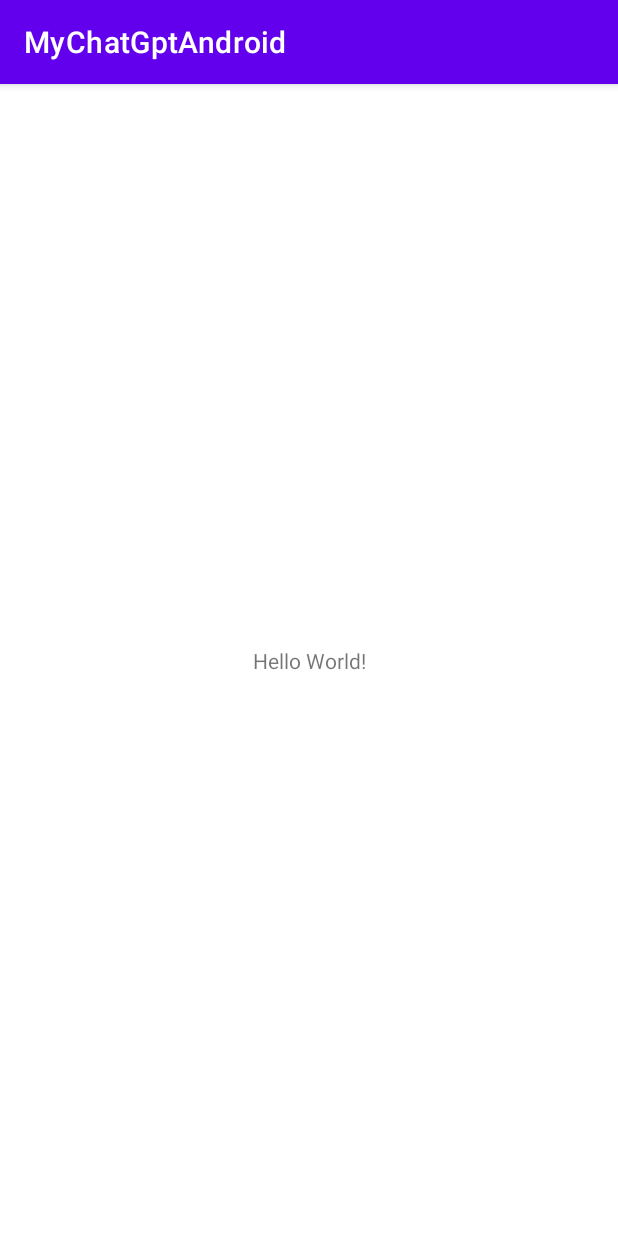
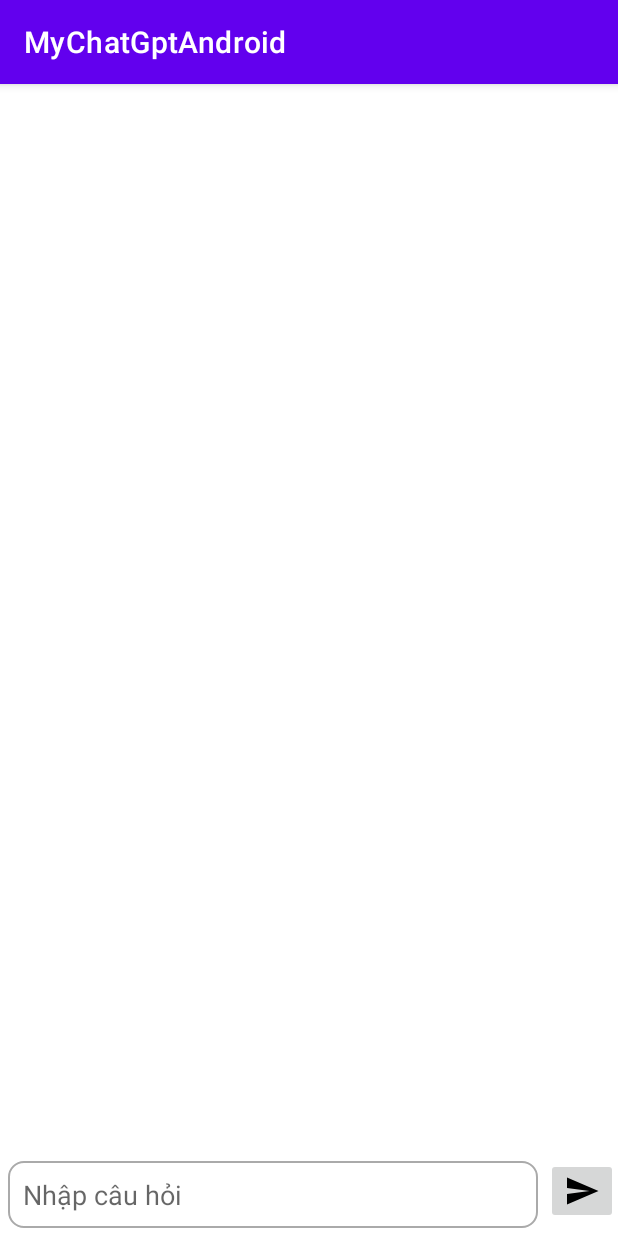
Before and after one commit to baold02/MyChatGPTAndroid, an Android app: the screen it shows after launch (MainActivity), on a phone screen of 412 x 824 dp. Run offline under Robolectric (Android 15) with nearby library versions, the phone set to English and light mode, and no system bars; our stand-ins replace RxJava; libraries missing offline, so code that uses them is left out: hu.akarnokd.rxjava3; 2 statements that could not run were skipped.

Commit message:
le duc bao commit

```diff
--- a/app/src/main/AndroidManifest.xml
+++ b/app/src/main/AndroidManifest.xml
@@ -1,12 +1,14 @@
 <?xml version="1.0" encoding="utf-8"?>
 <manifest xmlns:android="http://schemas.android.com/apk/res/android"
     xmlns:tools="http://schemas.android.com/tools">
+    <uses-permission android:name="android.permission.INTERNET"/>
 
     <application
         android:allowBackup="true"
         android:dataExtractionRules="@xml/data_extraction_rules"
         android:fullBackupContent="@xml/backup_rules"
         android:icon="@mipmap/ic_launcher"
+        android:usesCleartextTraffic="true"
         android:label="@string/app_name"
         android:supportsRtl="true"
         android:theme="@style/Theme.MyChatGptAndroid"
--- a/app/src/main/java/com/example/mychatgptandroid/MainActivity.java
+++ b/app/src/main/java/com/example/mychatgptandroid/MainActivity.java
@@ -1,14 +1,102 @@
 package com.example.mychatgptandroid;
 
 import androidx.appcompat.app.AppCompatActivity;
+import androidx.recyclerview.widget.LinearLayoutManager;
+import androidx.recyclerview.widget.RecyclerView;
 
 import android.os.Bundle;
+import android.view.View;
+import android.widget.EditText;
+import android.widget.ImageButton;
+import android.widget.Toast;
+
+import com.example.mychatgptandroid.adapter.MessageAdapter;
+import com.example.mychatgptandroid.model.MessParamPost;
+import com.example.mychatgptandroid.model.Message;
+import com.example.mychatgptandroid.retrofit.ApiGpt;
+import com.example.mychatgptandroid.retrofit.RetrofitClient;
+
+import java.util.ArrayList;
+import java.util.List;
+
+import io.reactivex.rxjava3.android.schedulers.AndroidSchedulers;
+import io.reactivex.rxjava3.disposables.CompositeDisposable;
+import io.reactivex.rxjava3.schedulers.Schedulers;
 
 public class MainActivity extends AppCompatActivity {
+    RecyclerView rcv_chat;
+    EditText edt_mess;
+    ImageButton img_send;
+    List<Message> messageList;
+    MessageAdapter messageAdapter;
+    CompositeDisposable compositeDisposable = new CompositeDisposable();
+    ApiGpt apiGpt;
 
     @Override
     protected void onCreate(Bundle savedInstanceState) {
         super.onCreate(savedInstanceState);
         setContentView(R.layout.activity_main);
+        apiGpt = RetrofitClient.getInstance().create(ApiGpt.class);
+        initView();
+        initControl();
+    }
+
+    public  void postData(String ques){
+        messageList.add(new Message("...",1));
+        MessParamPost  messParamPost = new MessParamPost();
+        messParamPost.setModel("text-moderation-005");
+        messParamPost.setMax_tokens(2048);
+        messParamPost.setPrompt(ques);
+        messParamPost.setTemperature(0);
+
+        compositeDisposable.add(apiGpt.postQues(messParamPost)
+                .subscribeOn(Schedulers.io())
+                .observeOn(AndroidSchedulers.mainThread())
+                .subscribe(
+                        messRespone -> {
+                            messageList.remove(messageList.size()-1);
+                            String result = messRespone.getChoicesList().get(0).getText();
+                                addQuesToRecycle(result,1);
+                        },
+                        throwable -> {
+                            Toast.makeText(this, throwable.getMessage(), Toast.LENGTH_SHORT).show();
+                        }
+                ));
+    }
+
+    private void initControl() {
+        img_send.setOnClickListener(new View.OnClickListener() {
+            @Override
+            public void onClick(View v) {
+                String ques = edt_mess.getText().toString().trim();
+                addQuesToRecycle(ques,0);
+                edt_mess.setText("");
+                postData(ques);
+            }
+        });
+    }
+
+    private void addQuesToRecycle(String ques, int send_id) {
+        messageList.add(new Message(ques,send_id));
+        messageAdapter.notifyDataSetChanged();
+        rcv_chat.smoothScrollToPosition(messageAdapter.getItemCount());
+    }
+
+    private void initView() {
+        messageList = new ArrayList<>();
+        messageAdapter = new MessageAdapter(this,messageList);
+        rcv_chat = findViewById(R.id.rcv_chat);
+        edt_mess =findViewById(R.id.edt_mess);
+        img_send =findViewById(R.id.Img_send);
+        LinearLayoutManager layoutManager = new LinearLayoutManager(this);
+        layoutManager.setStackFromEnd(true);
+        rcv_chat.setLayoutManager(layoutManager);
+        rcv_chat.setAdapter(messageAdapter);
+    }
+
+    @Override
+    protected void onDestroy() {
+        compositeDisposable.clear();
+        super.onDestroy();
     }
 }
--- /dev/null
+++ b/app/src/main/java/com/example/mychatgptandroid/adapter/MessageAdapter.java
@@ -0,0 +1,66 @@
+package com.example.mychatgptandroid.adapter;
+
+import android.content.Context;
+import android.view.LayoutInflater;
+import android.view.View;
+import android.view.ViewGroup;
+import android.widget.LinearLayout;
+import android.widget.TextView;
+
+import androidx.annotation.NonNull;
+import androidx.recyclerview.widget.RecyclerView;
+
+import com.example.mychatgptandroid.R;
+import com.example.mychatgptandroid.model.Message;
+
+import java.util.List;
+
+public class MessageAdapter extends RecyclerView.Adapter<MessageAdapter.ViewHolder> {
+    Context context;
+    List<Message>  messages;
+
+    public MessageAdapter(Context context, List<Message> messages) {
+        this.context = context;
+        this.messages = messages;
+    }
+
+    @NonNull
+    @Override
+    public ViewHolder onCreateViewHolder(@NonNull ViewGroup parent, int viewType) {
+        View view = LayoutInflater.from(context).inflate(R.layout.item_chat,parent,false);
+        return new ViewHolder(view);
+    }
+
+    @Override
+    public void onBindViewHolder(@NonNull ViewHolder holder, int position) {
+        Message message1 = messages.get(position);
+        if(message1.getSend_id() == 0){
+            holder.layout2.setVisibility(View.VISIBLE);
+            holder.layout1.setVisibility(View.GONE);
+            holder.tv_right.setText(message1.getContent());
+        }else {
+            holder.layout2.setVisibility(View.GONE);
+            holder.layout1.setVisibility(View.VISIBLE);
+            holder.tv_left.setText(message1.getContent());
+        }
+
+    }
+
+    @Override
+    public int getItemCount() {
+        return messages.size();
+    }
+
+    public class ViewHolder extends RecyclerView.ViewHolder{
+        LinearLayout layout1, layout2;
+        TextView tv_left, tv_right;
+
+        public ViewHolder(@NonNull View itemView) {
+            super(itemView);
+            layout1 = itemView.findViewById(R.id.layout1);
+            layout2 = itemView.findViewById(R.id.layout2);
+            tv_left = itemView.findViewById(R.id.tv_chat_left);
+            tv_right = itemView.findViewById(R.id.tv_chat_right);
+        }
+    }
+}
--- /dev/null
+++ b/app/src/main/java/com/example/mychatgptandroid/retrofit/ApiGpt.java
@@ -0,0 +1,24 @@
+package com.example.mychatgptandroid.retrofit;
+
+import com.example.mychatgptandroid.model.MessParamPost;
+import com.example.mychatgptandroid.model.MessRespone;
+
+import io.reactivex.rxjava3.core.Observable;
+import io.reactivex.rxjava3.core.Observer;
+import retrofit2.http.Body;
+import retrofit2.http.Headers;
+import retrofit2.http.POST;
+
+public interface ApiGpt {
+    @Headers(
+            {
+                    "Content-Type: application/json",
+                    "Authorization: Bearer api-key"
+            }
+    )
+
+    @POST("completions")
+    Observable<MessRespone> postQues(
+            @Body MessParamPost messParamPost
+            );
+}
--- /dev/null
+++ b/app/src/main/java/com/example/mychatgptandroid/retrofit/RetrofitClient.java
@@ -0,0 +1,19 @@
+package com.example.mychatgptandroid.retrofit;
+
+import hu.akarnokd.rxjava3.retrofit.RxJava3CallAdapterFactory;
+import retrofit2.Retrofit;
+import retrofit2.converter.gson.GsonConverterFactory;
+
+public class RetrofitClient {
+    private static Retrofit instance;
+    public static Retrofit getInstance(){
+        if(instance == null){
+            instance = new Retrofit.Builder()
+                    .baseUrl("https://api.openai.com/v1/")
+                    .addCallAdapterFactory(RxJava3CallAdapterFactory.create())
+                    .addConverterFactory(GsonConverterFactory.create())
+                    .build();
+        }
+            return instance;
+    }
+}
--- /dev/null
+++ b/app/src/main/res/drawable/background_edit.xml
@@ -0,0 +1,9 @@
+<?xml version="1.0" encoding="utf-8"?>
+<shape xmlns:android="http://schemas.android.com/apk/res/android"
+    android:shape="rectangle">
+
+    <corners android:radius="10dp"/>
+    <stroke android:width="1dp"
+        android:color="@android:color/darker_gray"/>
+
+</shape>
--- /dev/null
+++ b/app/src/main/res/drawable/baseline_send_24.xml
@@ -0,0 +1,5 @@
+<vector android:autoMirrored="true" android:height="24dp"
+    android:tint="#000000" android:viewportHeight="24"
+    android:viewportWidth="24" android:width="24dp" xmlns:android="http://schemas.android.com/apk/res/android">
+    <path android:fillColor="@android:color/white" android:pathData="M2.01,21L23,12 2.01,3 2,10l15,2 -15,2z"/>
+</vector>
--- a/app/src/main/res/layout/activity_main.xml
+++ b/app/src/main/res/layout/activity_main.xml
@@ -6,13 +6,38 @@
     android:layout_height="match_parent"
     tools:context=".MainActivity">
 
-    <TextView
-        android:layout_width="wrap_content"
-        android:layout_height="wrap_content"
-        android:text="Hello World!"
+ <androidx.recyclerview.widget.RecyclerView
+     android:id="@+id/rcv_chat"
+     android:layout_width="match_parent"
+     app:layout_constraintTop_toTopOf="parent"
+     app:layout_constraintBottom_toTopOf="@+id/layout1"
+     android:layout_height="0dp"/>
+    <androidx.constraintlayout.widget.ConstraintLayout
         app:layout_constraintBottom_toBottomOf="parent"
-        app:layout_constraintEnd_toEndOf="parent"
-        app:layout_constraintStart_toStartOf="parent"
-        app:layout_constraintTop_toTopOf="parent" />
+        android:id="@+id/layout1"
+        android:layout_marginBottom="5dp"
+        android:layout_width="match_parent"
+        android:layout_height="wrap_content">
+        <EditText
+            android:padding="10dp"
+            android:layout_margin="5dp"
+            android:hint="Nhập câu hỏi"
+            android:background="@drawable/background_edit"
+            app:layout_constraintTop_toTopOf="parent"
+            app:layout_constraintStart_toStartOf="parent"
+            app:layout_constraintEnd_toStartOf="@+id/Img_send"
+            android:id="@+id/edt_mess"
+            android:layout_width="0dp"
+            android:layout_height="wrap_content"/>
 
+        <ImageButton
+            android:id="@+id/Img_send"
+            android:src="@drawable/baseline_send_24"
+            app:layout_constraintEnd_toEndOf="parent"
+            app:layout_constraintTop_toTopOf="parent"
+            app:layout_constraintBottom_toBottomOf="parent"
+            android:layout_width="wrap_content"
+            android:layout_height="wrap_content"/>
+
+    </androidx.constraintlayout.widget.ConstraintLayout>
 </androidx.constraintlayout.widget.ConstraintLayout>
```
Also changed, not shown: app/build.gradle (+8 -0 lines), app/src/main/java/com/example/mychatgptandroid/model/Choices.java (added, +22 -0 lines), app/src/main/java/com/example/mychatgptandroid/model/MessParamPost.java (added, +40 -0 lines), app/src/main/java/com/example/mychatgptandroid/model/MessRespone.java (added, +33 -0 lines), app/src/main/java/com/example/mychatgptandroid/model/Message.java (added, +27 -0 lines), app/src/main/res/layout/item_chat.xml (added, +38 -0 lines).
